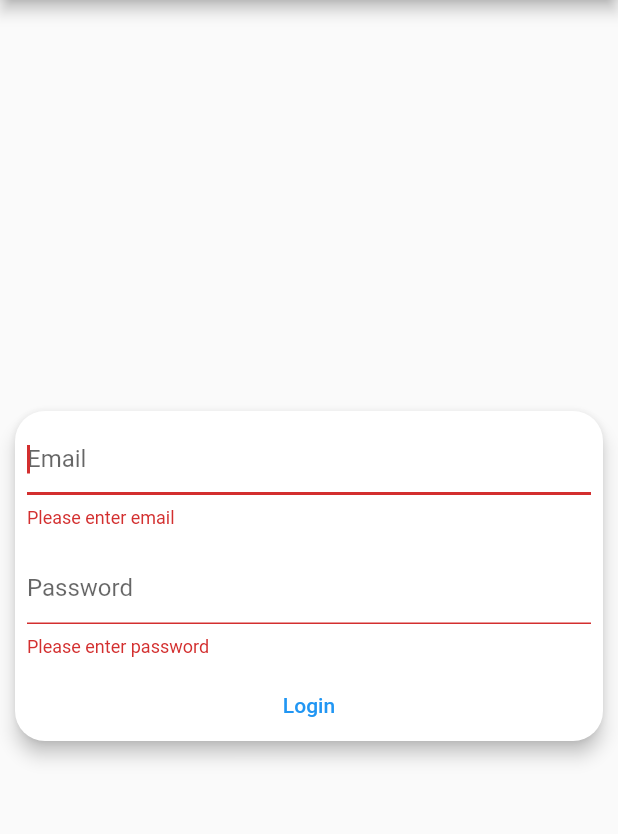
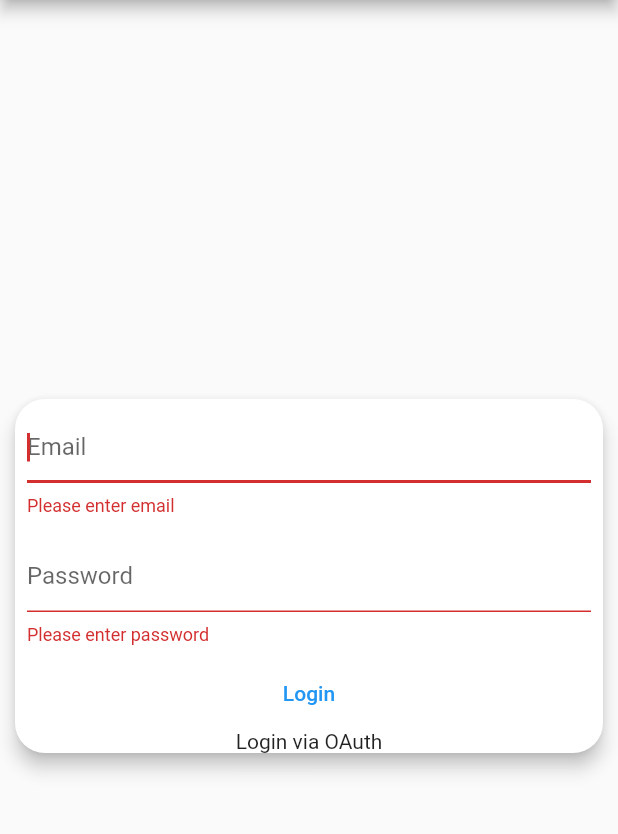
Before and after one commit to aborigines/flutter_myapp, a Flutter app: the screen it shows after launch, after a tap on "Login", on a phone screen of 412 x 824 dp, the part 84-918 px from its top. Run offline on Flutter 3.47's test engine with Material 2 defaults, Android fonts, the phone set to English and light mode, and no system bars; our stand-ins replace logger, url_strategy; missing offline and left inert: flutter_cache, global_configuration.

Commit message:
upgrade flutter null safety version

```diff
--- a/lib/src/pages/error/not_found.dart
+++ b/lib/src/pages/error/not_found.dart
@@ -4,7 +4,7 @@ import 'package:flutter/material.dart';
 class NotFound extends StatelessWidget {
   final String title;
 
-  const NotFound({Key key, @required this.title}) : super(key: key);
+  const NotFound({Key? key, required this.title}) : super(key: key);
 
   @override
   Widget build(BuildContext context) {
--- a/lib/src/pages/home/home.dart
+++ b/lib/src/pages/home/home.dart
@@ -9,7 +9,7 @@ Menu _menu = Menu();
 class Home extends StatefulWidget {
   final String title;
 
-  const Home({Key key, @required this.title}) : super(key: key);
+  const Home({Key? key, required this.title}) : super(key: key);
 
   _HomeState createState() => _HomeState(title);
 }
--- a/lib/src/pages/login/login.dart
+++ b/lib/src/pages/login/login.dart
@@ -8,7 +8,7 @@ LoginService _loginService = LoginService();
 class Login extends StatefulWidget {
   final String title;
 
-  const Login({Key key, @required this.title}) : super(key: key);
+  const Login({Key? key, required this.title}) : super(key: key);
 
   _LoginState createState() => _LoginState(title);
 }
--- a/lib/src/pages/login/login_form.dart
+++ b/lib/src/pages/login/login_form.dart
@@ -4,7 +4,7 @@ import 'package:flutter_myapp/src/service/login_service.dart';
 class LoginForm extends StatefulWidget {
   final LoginService loginService;
 
-  LoginForm({Key key, @required this.loginService}) : super(key: key);
+  LoginForm({Key? key, required this.loginService}) : super(key: key);
 
   @override
   _LoginFormState createState() => _LoginFormState(loginService);
@@ -32,7 +32,7 @@ class _LoginFormState extends State<LoginForm> {
               controller: _email,
               decoration: InputDecoration(hintText: 'Email'),
               validator: (value) {
-                if (value.isEmpty) {
+                if (value!.isEmpty) {
                   return 'Please enter email';
                 }
                 return null;
@@ -47,7 +47,7 @@ class _LoginFormState extends State<LoginForm> {
               autocorrect: false,
               decoration: InputDecoration(hintText: 'Password'),
               validator: (value) {
-                if (value.isEmpty) {
+                if (value!.isEmpty) {
                   return 'Please enter password';
                 }
                 return null;
@@ -56,12 +56,15 @@ class _LoginFormState extends State<LoginForm> {
           ),
           TextButton(
             onPressed: () {
-              if (_formKey.currentState.validate()) {
+              if (_formKey.currentState!.validate()) {
                 this.loginService.login(context);
               }
             },
             child: Text('Login'),
           ),
+          InkWell(onTap:() => {
+            Navigator.pushNamedAndRemoveUntil(context, 'login-oauth', (route) => false)
+          }, child: Text("Login via OAuth"),)
         ],
       ),
     );
--- a/lib/src/pages/user/profile.dart
+++ b/lib/src/pages/user/profile.dart
@@ -8,7 +8,7 @@ Menu _menu = Menu();
 class Profile extends StatefulWidget {
   final String title;
 
-  const Profile({Key key, @required this.title}) : super(key: key);
+  const Profile({Key? key, required this.title}) : super(key: key);
 
   _ProfileState createState() => _ProfileState(title);
 }
@@ -44,7 +44,7 @@ class _ProfileState extends State<Profile> {
             drawer: _menu.leftMenu(context, _loginService, title),
             body: Center(child: Text.rich(
               TextSpan(children: [
-                TextSpan(text: data)
+                TextSpan(text: data.toString())
               ])
             )),
           );
--- a/pubspec.yaml
+++ b/pubspec.yaml
@@ -18,7 +18,7 @@ publish_to: 'none' # Remove this line if you wish to publish to pub.dev
 version: 1.0.0+1
 
 environment:
-  sdk: ">=2.7.0 <3.0.0"
+  sdk: ">=2.12.0 <3.0.0"
 
 dependencies:
   flutter:
```
Also changed, not shown: pubspec.lock, 1 other file.
